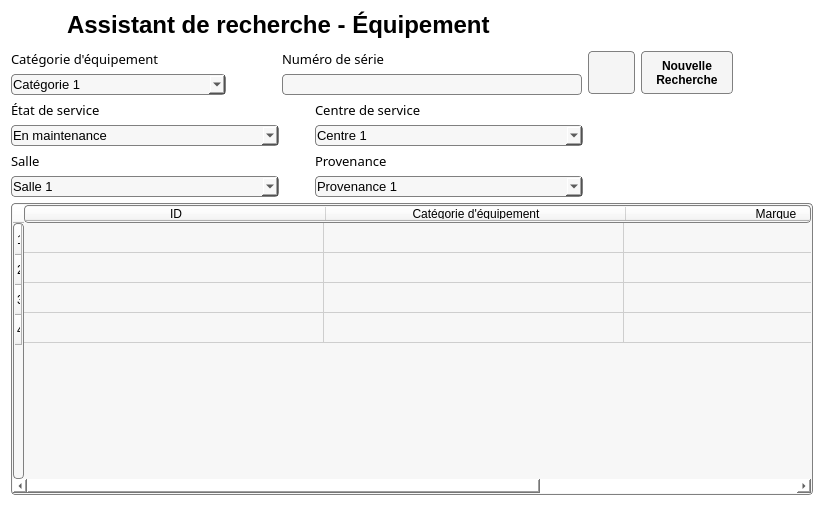
ProjetPC2/SIMM2.0-DEV, file Interface/FenetresEnUI/fenetreRechEquip.ui: the form before one commit.
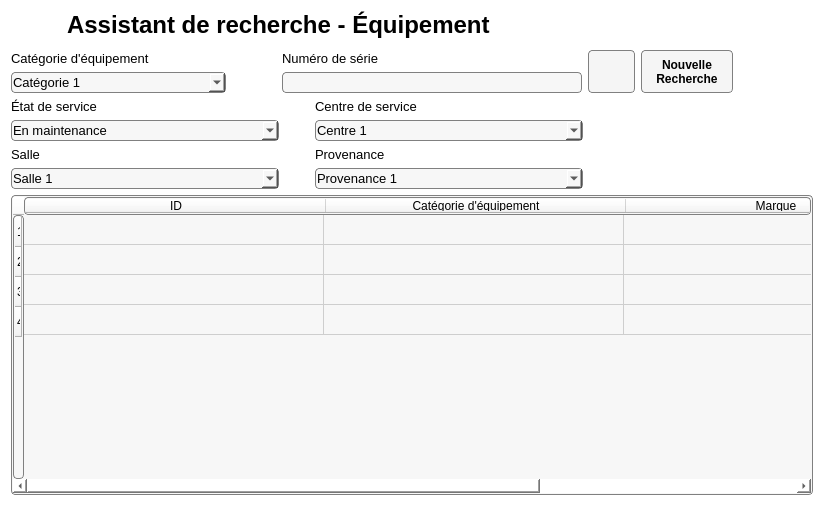
The form after the commit. Icons and pictures are not drawn.

Commit message: fenetre de sabine, ecriture

Patch:
```diff
--- a/Interface/FenetresEnUI/fenetreRechEquip.ui
+++ b/Interface/FenetresEnUI/fenetreRechEquip.ui
@@ -156,7 +156,7 @@
           <widget class="QLabel" name="labelCategorieEquipement">
            <property name="font">
             <font>
-             <family>MS Reference Sans Serif</family>
+             <family>MS Shell Dlg 2</family>
              <pointsize>10</pointsize>
             </font>
            </property>
@@ -252,7 +252,7 @@
           <widget class="QLabel" name="labelNumeroSerie">
            <property name="font">
             <font>
-             <family>MS Reference Sans Serif</family>
+             <family>MS Shell Dlg 2</family>
              <pointsize>10</pointsize>
             </font>
            </property>
@@ -385,7 +385,7 @@
         <widget class="QLabel" name="labelEtatService">
          <property name="font">
           <font>
-           <family>MS Reference Sans Serif</family>
+           <family>MS Shell Dlg 2</family>
            <pointsize>10</pointsize>
           </font>
          </property>
@@ -433,7 +433,7 @@
         <widget class="QLabel" name="labelCentreService">
          <property name="font">
           <font>
-           <family>MS Reference Sans Serif</family>
+           <family>MS Shell Dlg 2</family>
            <pointsize>10</pointsize>
           </font>
          </property>
@@ -580,7 +580,7 @@
         <widget class="QLabel" name="labelProvenance">
          <property name="font">
           <font>
-           <family>MS Reference Sans Serif</family>
+           <family>MS Shell Dlg 2</family>
            <pointsize>10</pointsize>
           </font>
          </property>
@@ -612,7 +612,7 @@
         <widget class="QLabel" name="labelSalle">
          <property name="font">
           <font>
-           <family>MS Reference Sans Serif</family>
+           <family>MS Shell Dlg 2</family>
            <pointsize>10</pointsize>
           </font>
          </property>
```
